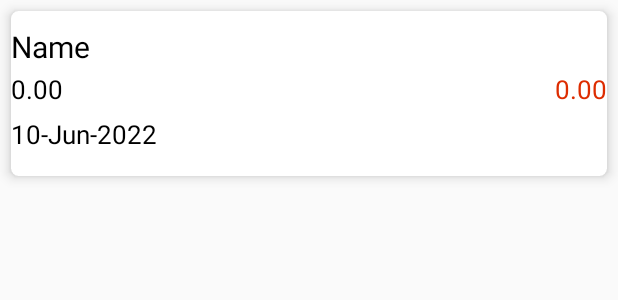
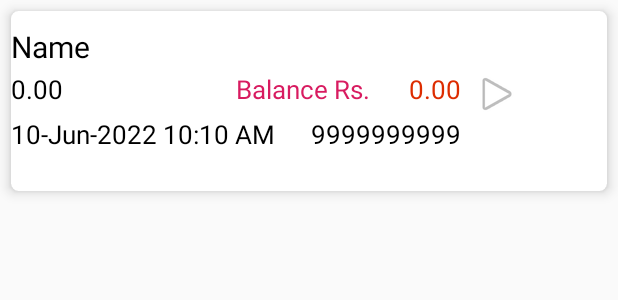
Before and after one commit to babureddy1969/boutique, an Android app: the layout item_transaction.xml on its own in the app's theme, with its tools: preview values and no code run, on a phone screen of 412 x 824 dp. Shown: the top 300 px of the screen. Run offline under Robolectric (Android 15) with nearby library versions, the phone set to English and light mode, and no system bars.

Commit message:
Show formatted date, show payments for a transaction

```diff
--- a/app/src/main/AndroidManifest.xml
+++ b/app/src/main/AndroidManifest.xml
@@ -13,6 +13,7 @@
         android:allowBackup="true"
         android:icon="@mipmap/ic_launcher"
         android:label="@string/title"
+        android:gravity="center"
         android:roundIcon="@mipmap/ic_launcher_round"
         android:supportsRtl="true"
         android:theme="@style/AppTheme"
@@ -33,6 +34,10 @@
             android:name="com.example.boutique.ui.ItemActivity"
             android:label="@string/title_activity_item"
             android:theme="@style/AppTheme.NoActionBar" /> <!-- <activity android:name=".ui.activity_sale" /> -->
+        <activity
+            android:name="com.example.boutique.ui.PaymentActivity"
+            android:label="@string/title_activity_payments"
+            android:theme="@style/AppTheme.NoActionBar" />
         <activity android:name="com.example.boutique.ui.DashboardActivity">
             <intent-filter>
                 <action android:name="android.intent.action.MAIN" />
--- a/app/src/main/java/com/example/boutique/ui/ItemsMainActivity.java
+++ b/app/src/main/java/com/example/boutique/ui/ItemsMainActivity.java
@@ -29,6 +29,7 @@ public class ItemsMainActivity extends AppCompatActivity {
     }
     @Override
     public boolean onOptionsItemSelected(MenuItem item) { switch(item.getItemId()) {
+/*
         case R.id.menuAdd:
             List<Integer> ids = adapter.getSelectedIds();
             //Log.d("SELECTED IDS",String.valueOf(ids));
@@ -36,6 +37,7 @@ public class ItemsMainActivity extends AppCompatActivity {
             i.putExtra("ids", String.valueOf(ids));
             startActivity(i);
             return(true);
+*/
         case R.id.menuHome:
             startActivity(new Intent(this,DashboardActivity.class));
             return(true);
--- a/app/src/main/java/com/example/boutique/util/Network.java
+++ b/app/src/main/java/com/example/boutique/util/Network.java
@@ -3,6 +3,9 @@ package com.example.boutique.util;
 import android.content.Context;
 import android.net.ConnectivityManager;
 import android.net.NetworkInfo;
+
+import java.text.SimpleDateFormat;
+import java.util.Date;
 
 public final class Network {
 
--- a/app/src/main/res/layout/activity_main.xml
+++ b/app/src/main/res/layout/activity_main.xml
@@ -13,6 +13,7 @@
         android:layout_height="65dp"
         android:background="@color/colorPrimary">
 
+<!--
         <ImageView
             android:id="@+id/imgHome"
             android:layout_width="wrap_content"
@@ -20,6 +21,7 @@
             android:layout_marginStart="10dp"
             android:layout_marginEnd="10dp"
             app:srcCompat="?attr/homeAsUpIndicator" />
+-->
 
         <TextView
             android:id="@+id/titleText"
@@ -37,12 +39,14 @@
             android:textSize="20sp"
             android:textStyle="normal|bold" />
 
+<!--
         <ImageView
             android:id="@+id/imgSale"
             android:layout_width="wrap_content"
             android:layout_height="match_parent"
             android:layout_alignRight="@id/titleText"
             app:srcCompat="@android:drawable/ic_menu_add" />
+-->
 
     </RelativeLayout>
 
--- a/app/src/main/res/layout/item_transaction.xml
+++ b/app/src/main/res/layout/item_transaction.xml
@@ -4,7 +4,7 @@
     xmlns:card_view="http://schemas.android.com/apk/res-auto"
     android:id="@+id/card"
     android:layout_width="match_parent"
-    android:layout_height="110dp"
+    android:layout_height="120dp"
     android:layout_margin="7dp"
     android:background="@color/colorWhite"
     card_view:cardCornerRadius="5dp"
@@ -38,7 +38,7 @@
 
             <TextView
                 android:id="@+id/txtPayment"
-                android:layout_width="match_parent"
+                android:layout_width="300dp"
                 android:layout_height="match_parent"
                 android:layout_centerVertical="true"
                 android:gravity="left"
@@ -48,17 +48,34 @@
                 android:textSize="17sp" />
 
             <TextView
+                android:id="@+id/txtBalanceTitle"
+                android:layout_width="150dp"
+                android:layout_height="match_parent"
+                android:layout_alignRight="@id/txtPayment"
+                android:gravity="start"
+                android:text="Balance Rs."
+                android:textColor="@color/colorAccent"
+                android:textSize="17sp" />
+
+            <TextView
                 android:id="@+id/txtBalance"
-                android:layout_width="match_parent"
+                android:layout_width="200dp"
                 android:layout_height="match_parent"
-                android:layout_centerVertical="false"
-                android:ellipsize="end"
-                android:gravity="right"
-                android:maxLength="20"
-                android:maxLines="1"
+                android:layout_alignRight="@id/txtBalanceTitle"
+                android:gravity="end"
                 android:text="0.00"
                 android:textColor="@color/colorRed"
                 android:textSize="17sp" />
+
+            <TextView
+                android:id="@+id/txtPayments"
+                android:layout_width="40dp"
+                android:layout_height="match_parent"
+                android:layout_centerVertical="false"
+                android:layout_toRightOf="@id/txtBalance"
+                android:gravity="end"
+                android:maxLines="1"
+                card_view:drawableRightCompat="@android:drawable/ic_media_play" />
         </RelativeLayout>
 
         <RelativeLayout
@@ -69,15 +86,27 @@
 
             <TextView
                 android:id="@+id/txtDate"
-                android:layout_width="wrap_content"
+                android:layout_width="300dp"
                 android:layout_height="match_parent"
-                android:layout_centerVertical="true"
-                android:gravity="right"
+                android:layout_centerVertical="false"
+                android:gravity="start"
                 android:maxLines="1"
-                android:text="10-Jun-2022"
+                android:text="10-Jun-2022 10:10 AM"
+                android:textColor="@color/colorBlack"
+                android:textSize="17sp" />
+
+            <TextView
+                android:id="@+id/txtPhone"
+                android:layout_width="match_parent"
+                android:layout_height="match_parent"
+                android:layout_alignRight="@id/txtDate"
+                android:gravity="end"
+                android:paddingLeft="100dp"
+                android:text="9999999999"
                 android:textColor="@color/colorBlack"
                 android:textSize="17sp" />
 
         </RelativeLayout>
+
     </RelativeLayout>
 </androidx.cardview.widget.CardView>
--- a/app/src/main/res/values/strings.xml
+++ b/app/src/main/res/values/strings.xml
@@ -22,5 +22,6 @@
     <string name="title_activity_tabbed_main">TabbedMainActivity</string>
     <string name="tab_text_1">Tab 1</string>
     <string name="tab_text_2">Tab 2</string>
+    <string name="title_activity_payments">Payments</string>
 
 </resources>
```
Also changed, not shown: app/src/main/java/com/example/boutique/adapter/TransactionAdapter.java (+18 -4 lines), app/src/main/java/com/example/boutique/ui/CustomerActivity.java (+32 -0 lines), app/src/main/java/com/example/boutique/ui/MainActivity.java (+15 -15 lines), app/src/main/java/com/example/boutique/ui/ReportActivity.java (+32 -0 lines), app/src/main/java/com/example/boutique/ui/TransactionActivity.java (+21 -21 lines), app/src/main/java/com/example/boutique/util/DateTimeUtil.java (added, +19 -0 lines), app/src/main/res/layout/activity_customer.xml (+10 -10 lines), app/src/main/res/layout/activity_sale.xml (+4 -4 lines), app/src/main/res/menu/main_menu.xml (+1 -6 lines), 20 other files.
